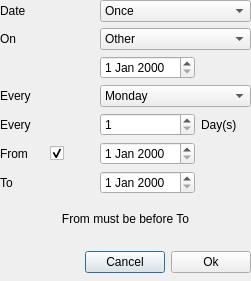
First picture: the form in data/ui/DateDialog.ui, repository eu21/remindor-qt, before the edit.
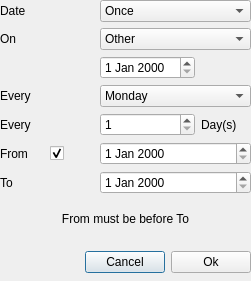
Second picture: the form after the edit. Icons and pictures are not drawn.

Commit message: Move DateDialog translations to remindor-common.

Diff of the .ui file:
```diff
--- a/data/ui/DateDialog.ui
+++ b/data/ui/DateDialog.ui
@@ -193,12 +193,6 @@
    <item row="2" column="2">
     <widget class="QDateEdit" name="on_date"/>
    </item>
-   <item row="5" column="2">
-    <widget class="QDateEdit" name="from_date"/>
-   </item>
-   <item row="6" column="2">
-    <widget class="QDateEdit" name="to_date"/>
-   </item>
    <item row="4" column="0" colspan="2">
     <widget class="QLabel" name="every_label2">
      <property name="text">
@@ -306,6 +300,12 @@
      </property>
     </widget>
    </item>
+   <item row="5" column="2" colspan="2">
+    <widget class="QDateEdit" name="from_date"/>
+   </item>
+   <item row="6" column="2" colspan="2">
+    <widget class="QDateEdit" name="to_date"/>
+   </item>
   </layout>
  </widget>
  <tabstops>
```
The commit also changes 3 other files.
